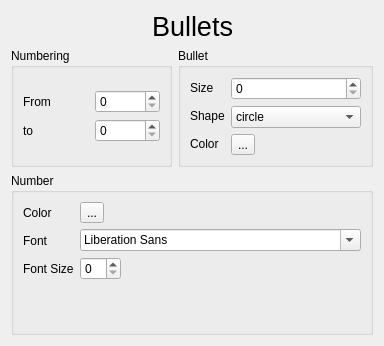
This is sources/Forms/formnumberedbullets.ui in jose94752/ClipEdit as Qt 5 draws it before an edit. The edited form follows.
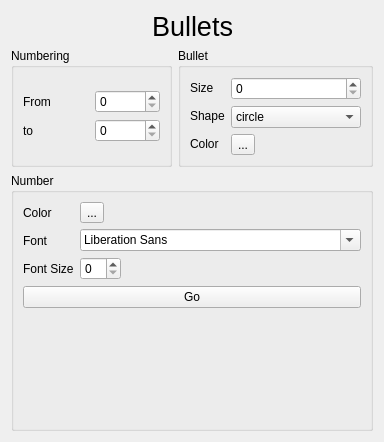
This is the edited form. Custom widgets are drawn as their Qt base class.

Commit message: go sur NumberedBullet

Diff of the .ui file:
```diff
--- a/sources/Forms/formnumberedbullets.ui
+++ b/sources/Forms/formnumberedbullets.ui
@@ -7,7 +7,7 @@
     <x>0</x>
     <y>0</y>
     <width>384</width>
-    <height>346</height>
+    <height>442</height>
    </rect>
   </property>
   <property name="windowTitle">
@@ -248,6 +248,13 @@
             </item>
            </layout>
           </item>
+          <item>
+           <widget class="QPushButton" name="pushButtonCreateBullet">
+            <property name="text">
+             <string>Go</string>
+            </property>
+           </widget>
+          </item>
           <item>
            <spacer name="verticalSpacer">
             <property name="orientation">
```
The commit also changes 5 other files.
